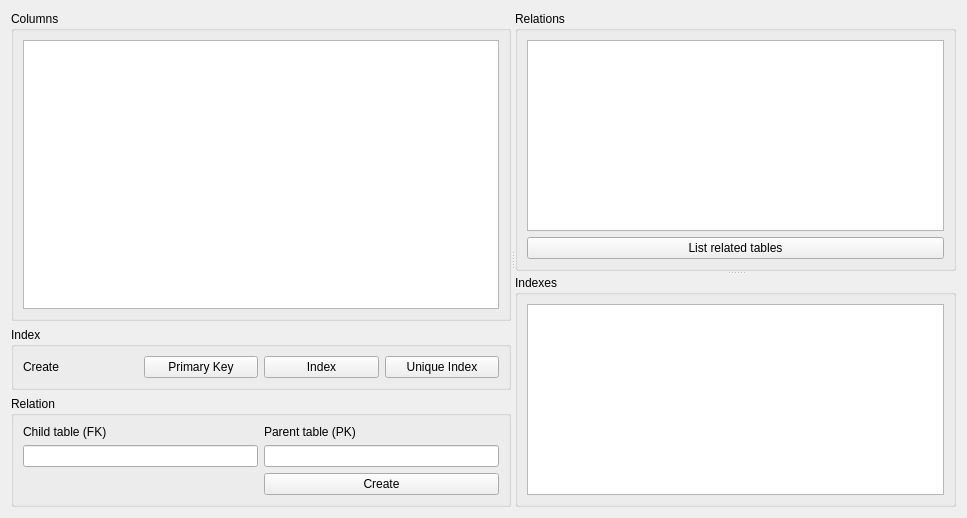
The window that src/schema2/schema2alterview.ui (mugiseyebrows/mugi-query) describes before a commit, drawn with Qt 5.
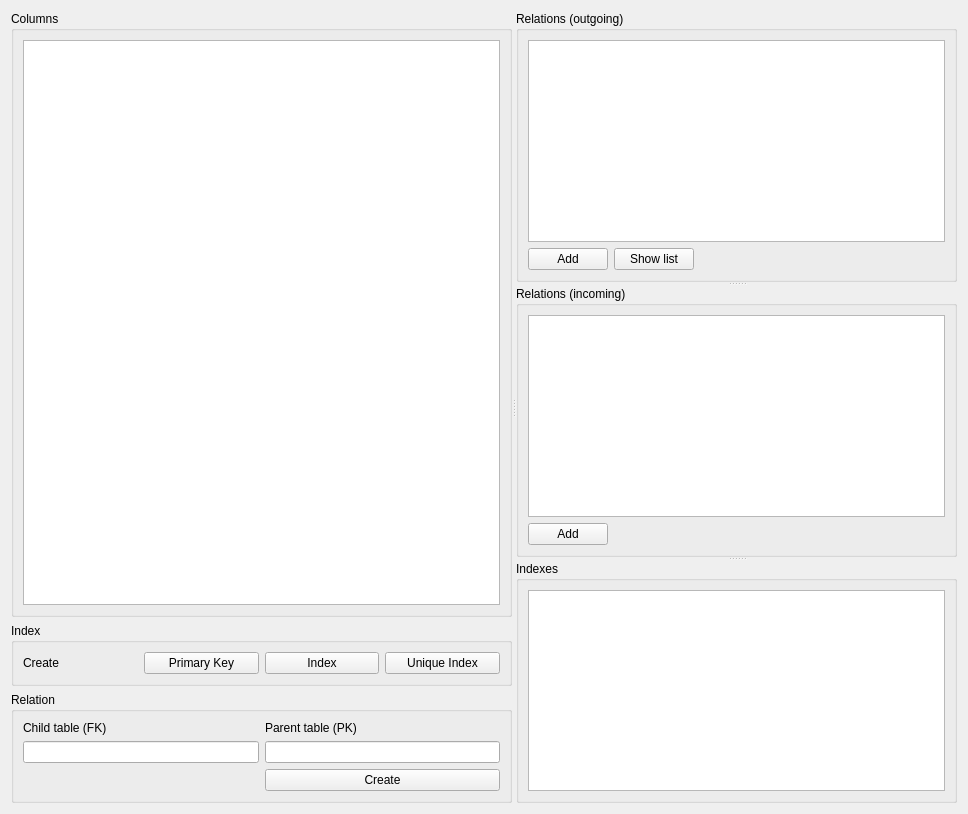
The same window after the commit.

Commit message: parent relations

```diff
--- a/src/schema2/schema2alterview.ui
+++ b/src/schema2/schema2alterview.ui
@@ -6,14 +6,14 @@
    <rect>
     <x>0</x>
     <y>0</y>
-    <width>967</width>
-    <height>518</height>
+    <width>968</width>
+    <height>814</height>
    </rect>
   </property>
   <property name="windowTitle">
    <string>Form</string>
   </property>
-  <layout class="QVBoxLayout" name="verticalLayout_4">
+  <layout class="QVBoxLayout" name="verticalLayout_9">
    <item>
     <widget class="QSplitter" name="splitter_2">
      <property name="orientation">
@@ -122,22 +122,80 @@
       </property>
       <widget class="QGroupBox" name="groupBox_2">
        <property name="title">
-        <string>Relations</string>
+        <string>Relations (outgoing)</string>
        </property>
        <layout class="QVBoxLayout" name="verticalLayout_2">
         <item>
          <widget class="QTableView" name="relations">
           <attribute name="horizontalHeaderStretchLastSection">
-           <bool>true</bool>
+           <bool>false</bool>
           </attribute>
          </widget>
         </item>
         <item>
-         <widget class="QPushButton" name="listRelatedTables">
-          <property name="text">
-           <string>List related tables</string>
-          </property>
-         </widget>
+         <layout class="QHBoxLayout" name="horizontalLayout_2">
+          <item>
+           <widget class="QPushButton" name="addRelation">
+            <property name="text">
+             <string>Add</string>
+            </property>
+           </widget>
+          </item>
+          <item>
+           <widget class="QPushButton" name="listRelatedTables">
+            <property name="text">
+             <string>Show list</string>
+            </property>
+           </widget>
+          </item>
+          <item>
+           <spacer name="horizontalSpacer">
+            <property name="orientation">
+             <enum>Qt::Horizontal</enum>
+            </property>
+            <property name="sizeHint" stdset="0">
+             <size>
+              <width>40</width>
+              <height>20</height>
+             </size>
+            </property>
+           </spacer>
+          </item>
+         </layout>
+        </item>
+       </layout>
+      </widget>
+      <widget class="QGroupBox" name="groupBox_6">
+       <property name="title">
+        <string>Relations (incoming)</string>
+       </property>
+       <layout class="QVBoxLayout" name="verticalLayout_4">
+        <item>
+         <widget class="QTableView" name="parentRelations"/>
+        </item>
+        <item>
+         <layout class="QHBoxLayout" name="horizontalLayout_3">
+          <item>
+           <widget class="QPushButton" name="addParentRelation">
+            <property name="text">
+             <string>Add</string>
+            </property>
+           </widget>
+          </item>
+          <item>
+           <spacer name="horizontalSpacer_2">
+            <property name="orientation">
+             <enum>Qt::Horizontal</enum>
+            </property>
+            <property name="sizeHint" stdset="0">
+             <size>
+              <width>40</width>
+              <height>20</height>
+             </size>
+            </property>
+           </spacer>
+          </item>
+         </layout>
         </item>
        </layout>
       </widget>
@@ -149,7 +207,7 @@
         <item>
          <widget class="QTableView" name="indexes">
           <attribute name="horizontalHeaderStretchLastSection">
-           <bool>true</bool>
+           <bool>false</bool>
           </attribute>
          </widget>
         </item>
```
The commit also changes 33 other files.
